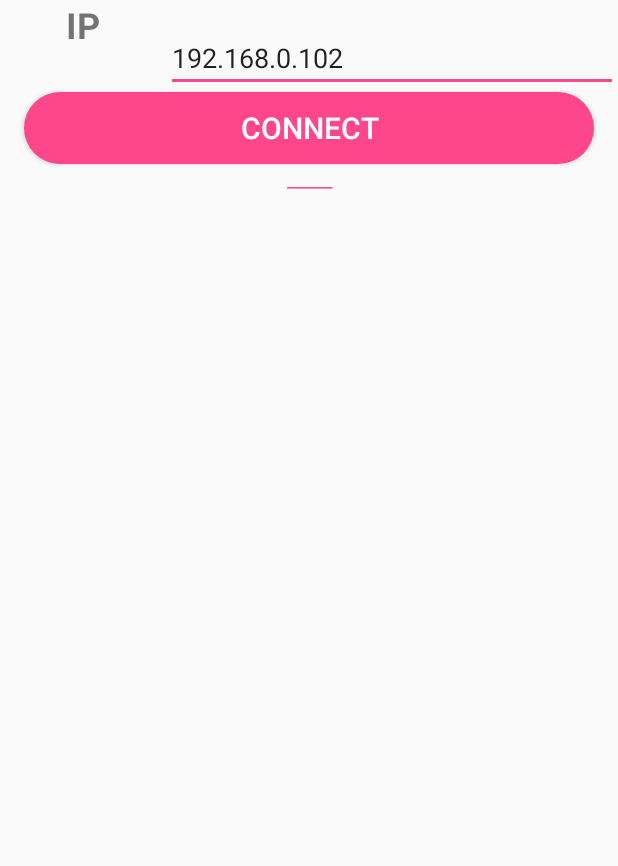
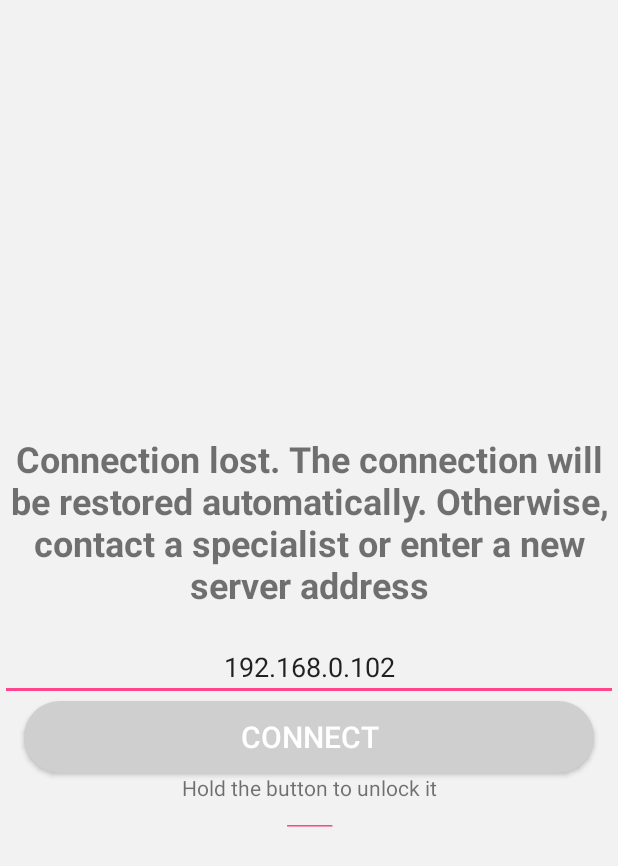
Before and after one commit to Maxim190/PassSystem, an Android app: the ConnectionActivity screen opened directly, with no data from a screen before it, on a phone screen of 412 x 824 dp. Shown: the top 866 px of the screen. Run offline under Robolectric (Android 15) with nearby library versions, the phone set to English and light mode, and no system bars; network calls fail.

Commit message:
redesign conection activity

```diff
--- a/Client/app/src/main/java/com/example/facedetector/ui/connection/ConnectionActivity.java
+++ b/Client/app/src/main/java/com/example/facedetector/ui/connection/ConnectionActivity.java
@@ -2,6 +2,7 @@ package com.example.facedetector.ui.connection;
 
 import android.app.Activity;
 import android.os.Bundle;
+import android.view.View;
 import android.widget.Button;
 import android.widget.EditText;
 import android.widget.TextView;
@@ -10,34 +11,55 @@ import androidx.annotation.Nullable;
 
 import com.example.facedetector.R;
 
+import java.util.concurrent.atomic.AtomicBoolean;
+
 public class ConnectionActivity extends Activity implements ConnectionViewContract.View {
 
     private ConnectionViewContract.Presenter presenter;
-    private EditText ipTextView;
+    private EditText ipField;
     private TextView log;
+    private Button connectBtn;
 
     @Override
     protected void onCreate(@Nullable Bundle savedInstanceState) {
         super.onCreate(savedInstanceState);
         setContentView(R.layout.connection_fragment);
 
-        ipTextView = findViewById(R.id.editText_ip);
         log = findViewById(R.id.textView_log);
+        ipField = findViewById(R.id.editText_ip);
 
-        Button connectBtn = findViewById(R.id.button_connect);
-        connectBtn.setOnClickListener(i->presenter.connect());
+        connectBtn = findViewById(R.id.button_connect);
+        setEnableIfLongClick();
 
         presenter = new ConnectionPresenter(this);
     }
 
+    private void setEnableIfLongClick() {
+        AtomicBoolean isEnabled = new AtomicBoolean(false);
+        connectBtn.setOnClickListener(v-> {
+            if (isEnabled.get()) {
+                connectBtnClicked(connectBtn);
+            }
+        });
+        connectBtn.setOnLongClickListener(v-> {
+            isEnabled.set(true);
+            v.setBackground(getResources().getDrawable(R.drawable.button_pink_oval, null));
+            return true;
+        });
+    }
+
+    public void connectBtnClicked(View view) {
+        presenter.connect();
+    }
+
     @Override
     public String getIp() {
-        return ipTextView.getText().toString();
+        return ipField.getText().toString();
     }
 
     @Override
     public void displayLog(String msg) {
-        runOnUiThread(()->log.setText(msg));
+        runOnUiThread(()->log.append("\n" + msg));
     }
 
     @Override
--- a/Client/app/src/main/res/layout/connection_fragment.xml
+++ b/Client/app/src/main/res/layout/connection_fragment.xml
@@ -1,61 +1,89 @@
 <?xml version="1.0" encoding="utf-8"?>
-<androidx.constraintlayout.widget.ConstraintLayout
-    xmlns:android="http://schemas.android.com/apk/res/android"
+<androidx.constraintlayout.widget.ConstraintLayout xmlns:android="http://schemas.android.com/apk/res/android"
     xmlns:app="http://schemas.android.com/apk/res-auto"
     xmlns:tools="http://schemas.android.com/tools"
     android:layout_width="match_parent"
-    android:layout_height="wrap_content">
+    android:layout_height="match_parent"
+    android:background="@color/colorLightGray">
 
     <LinearLayout
         android:id="@+id/linearLayout"
         android:layout_width="match_parent"
         android:layout_height="wrap_content"
-        android:orientation="horizontal"
-        tools:ignore="MissingConstraints">
+        android:orientation="vertical"
+        app:layout_constraintBottom_toBottomOf="parent"
+        app:layout_constraintEnd_toEndOf="parent"
+        app:layout_constraintStart_toStartOf="parent"
+        app:layout_constraintTop_toTopOf="parent">
 
         <TextView
             android:id="@+id/textView"
             android:layout_width="wrap_content"
             android:layout_height="match_parent"
             android:layout_weight="1"
-            android:text="IP"
+            android:text="Connection lost. The connection will be restored automatically. Otherwise, contact a specialist or enter a new server address"
             android:textAlignment="center"
             android:textSize="24sp"
             android:textStyle="bold" />
 
         <EditText
             android:id="@+id/editText_ip"
-            android:layout_width="wrap_content"
+            android:layout_width="match_parent"
             android:layout_height="match_parent"
             android:layout_marginTop="16dp"
             android:layout_weight="1"
             android:ems="10"
+            android:inputType="textPersonName"
             android:text="192.168.0.102"
-            android:inputType="textPersonName" />
-    </LinearLayout>
+            android:textAlignment="center" />
 
         <Button
             android:id="@+id/button_connect"
-        android:layout_width="0dp"
+            android:layout_width="match_parent"
             android:layout_height="wrap_content"
             android:layout_marginStart="16dp"
             android:layout_marginEnd="16dp"
+            android:background="@drawable/button_gray_oval"
+            android:text="CONNECT"
             android:textColor="#FFFFFF"
             android:textSize="20sp"
-        android:background="@drawable/button_pink_oval"
-        android:text="CONNECT"
-        app:layout_constraintTop_toBottomOf="@id/linearLayout"
             app:layout_constraintEnd_toEndOf="parent"
             app:layout_constraintStart_toStartOf="parent"
+            app:layout_constraintTop_toBottomOf="@id/linearLayout"
             tools:layout_editor_absoluteY="69dp" />
+
+        <TextView
+            android:id="@+id/textView3"
+            android:layout_width="match_parent"
+            android:layout_height="wrap_content"
+            android:layout_weight="1"
+            android:text="Hold the button to unlock it"
+            android:textAlignment="center" />
+
+    </LinearLayout>
+
+    <androidx.constraintlayout.widget.ConstraintLayout
+        android:layout_width="match_parent"
+        android:layout_height="0dp"
+        app:layout_constraintBottom_toBottomOf="parent"
+        app:layout_constraintTop_toBottomOf="@+id/linearLayout">
+
+        <ScrollView
+            android:id="@+id/scrollView2"
+            android:layout_width="match_parent"
+            android:layout_height="match_parent"
+            android:fillViewport="true"
+            android:scrollbars="vertical">
 
             <TextView
                 android:id="@+id/textView_log"
                 android:layout_width="match_parent"
                 android:layout_height="wrap_content"
+                android:text="_____"
                 android:textAlignment="center"
-        android:textColor="@color/colorPink"
-        android:text="_____"
-        app:layout_constraintTop_toBottomOf="@id/button_connect" />
+                android:textColor="@color/colorPink" />
+        </ScrollView>
+    </androidx.constraintlayout.widget.ConstraintLayout>
+
 
 </androidx.constraintlayout.widget.ConstraintLayout>
```
Lines whose indentation alone changed are shown as unchanged.
